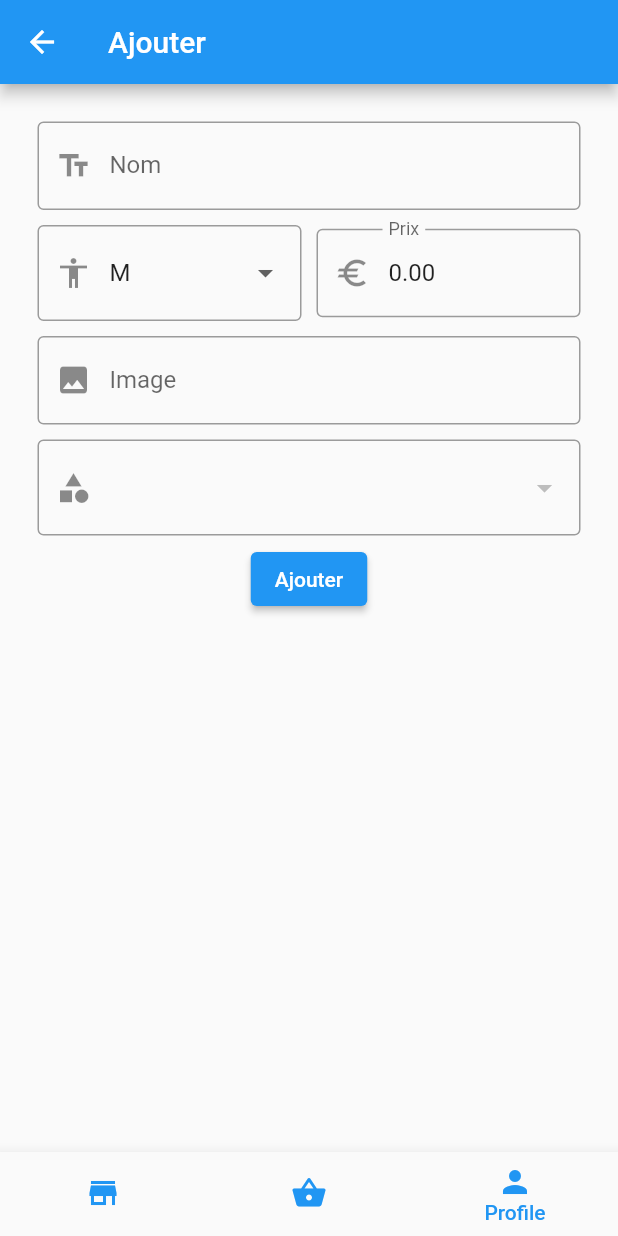
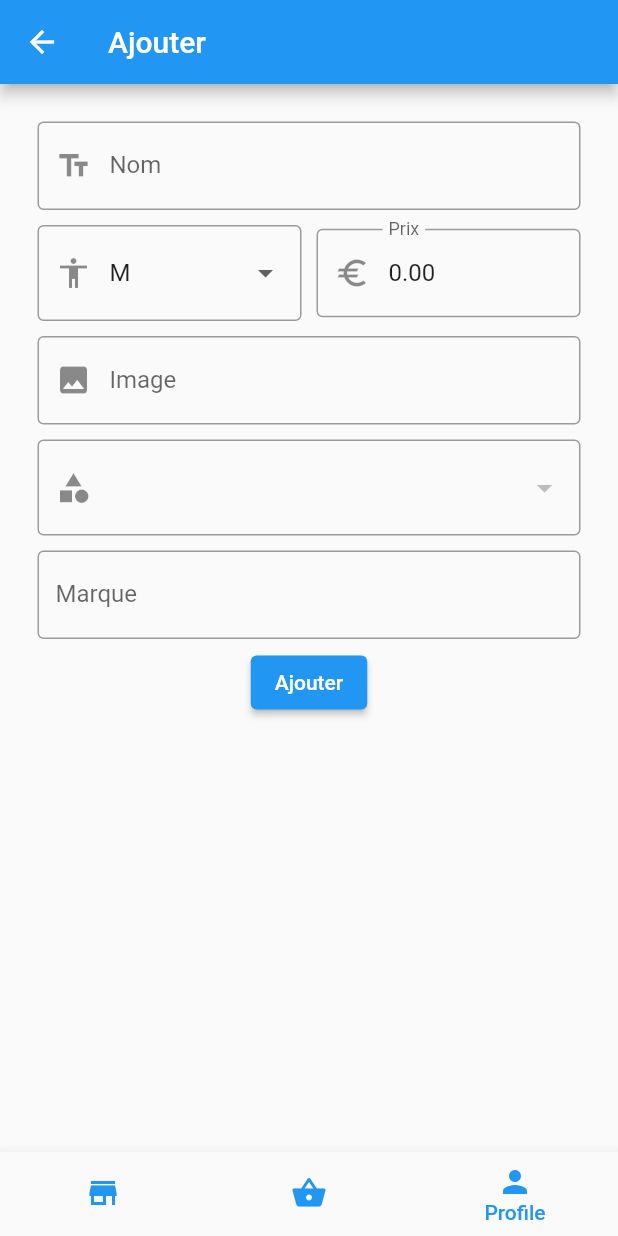
Before and after one commit to RethersMathieu/miaged, a Flutter app: the AddClothe screen opened by its route, on a phone screen of 412 x 824 dp. Run offline on Flutter 3.47's test engine with Material 2 defaults, Android fonts, the phone set to English and light mode, and no system bars; our stand-ins replace badges, cloud_firestore, firebase_auth, firebase_core, flutter_masked_text2, go_router and 1 more; accounts and stored records are empty.

Commit message:
Ajout Marque

```diff
--- a/lib/models/clothe.dart
+++ b/lib/models/clothe.dart
@@ -7,8 +7,17 @@ class Clothe {
   String size;
   double price;
   String category;
+  String mark;
 
-  Clothe({ required this.id, required this.img, required this.name, required this.size, required this.price, required this.category});
+  Clothe({
+    required this.id,
+    required this.img,
+    required this.name,
+    required this.size,
+    required this.price,
+    required this.category,
+    required this.mark,
+  });
 
   Clothe.fromJson(String id, Map<String, Object?> json): this(
     id: id,
@@ -17,6 +26,7 @@ class Clothe {
     size: json['size']! as String,
     price: json['price']! as double,
     category: json['category'] as String,
+    mark: json['mark'] as String,
   );
 
   static Clothe fromDocumentSnapshot(QueryDocumentSnapshot e) {
@@ -30,11 +40,12 @@ class Clothe {
       'size': size,
       'price': price,
       'category': category,
+      'mark': mark,
     };
   }
 
   @override
   String toString() {
-    return 'Clothe($id, $img, $name, $size, $price, $category)';
+    return 'Clothe($id, $img, $name, $size, $price, $category, $mark)';
   }
 }
--- a/lib/pages/add_clothe.dart
+++ b/lib/pages/add_clothe.dart
@@ -19,7 +19,7 @@ class AddClothe extends StatefulWidget {
 class _AddClotheState extends State<AddClothe> {
   final _formKey = GlobalKey<FormState>();
 
-  Clothe clothe = Clothe(id: "", img: "", name: "", size: "", price: 0, category: "");
+  Clothe clothe = Clothe(id: "", img: "", name: "", size: "", price: 0, category: "", mark: "");
 
   @override
   Widget build(BuildContext context) {
@@ -78,6 +78,18 @@ class _AddClotheState extends State<AddClothe> {
                 DropdownCategories(
                   onChange: (category) => clothe.category = category?.name ?? "",
                 ),
+                MiagedTextField(
+                  label: "Marque",
+                  validators: const [
+                    Validators.required
+                  ],
+                  onChange: (value) {
+                    clothe.mark = value
+                        ?.split(" ")
+                        .map((e) => '${e[0].toUpperCase()}${e.substring(1).toLowerCase()}')
+                        .join(" ") ?? "";
+                  },
+                ),
                 Container(
                   margin: const EdgeInsets.symmetric(horizontal: 10.0),
                   child: ElevatedButton(
```
Also changed, not shown: lib/pages/clothe_detail.dart (+4 -3 lines).
